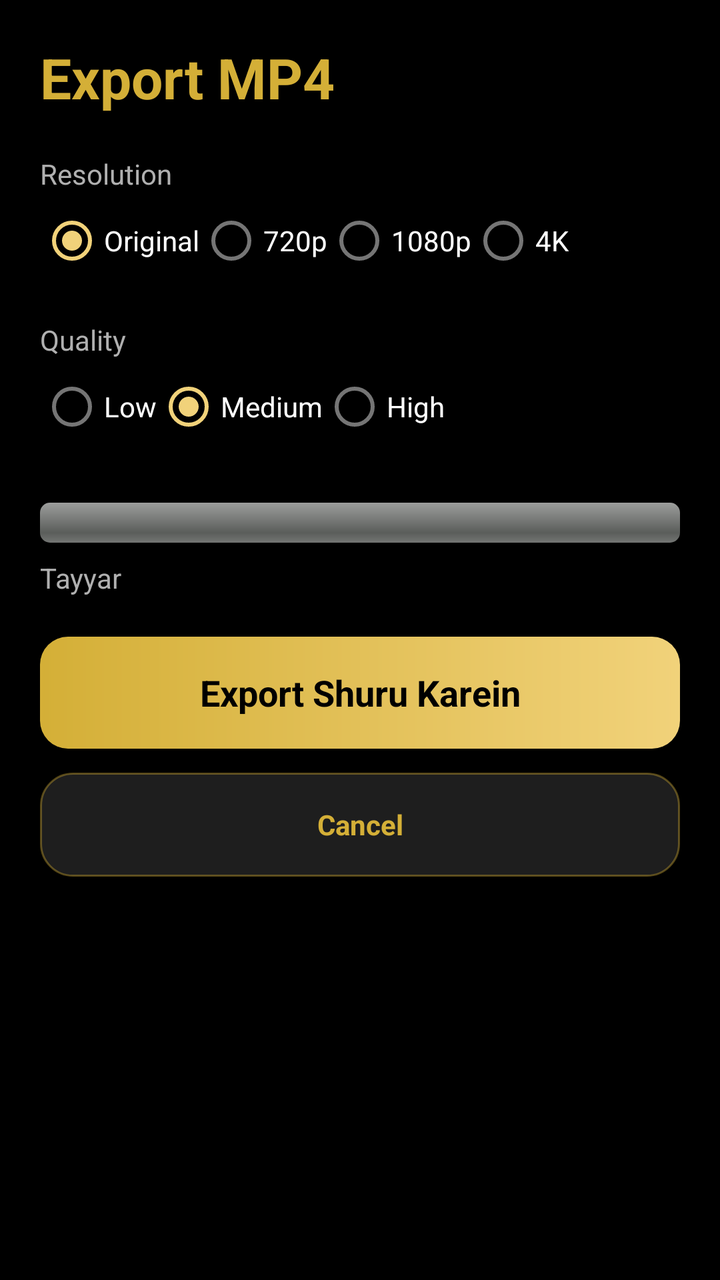
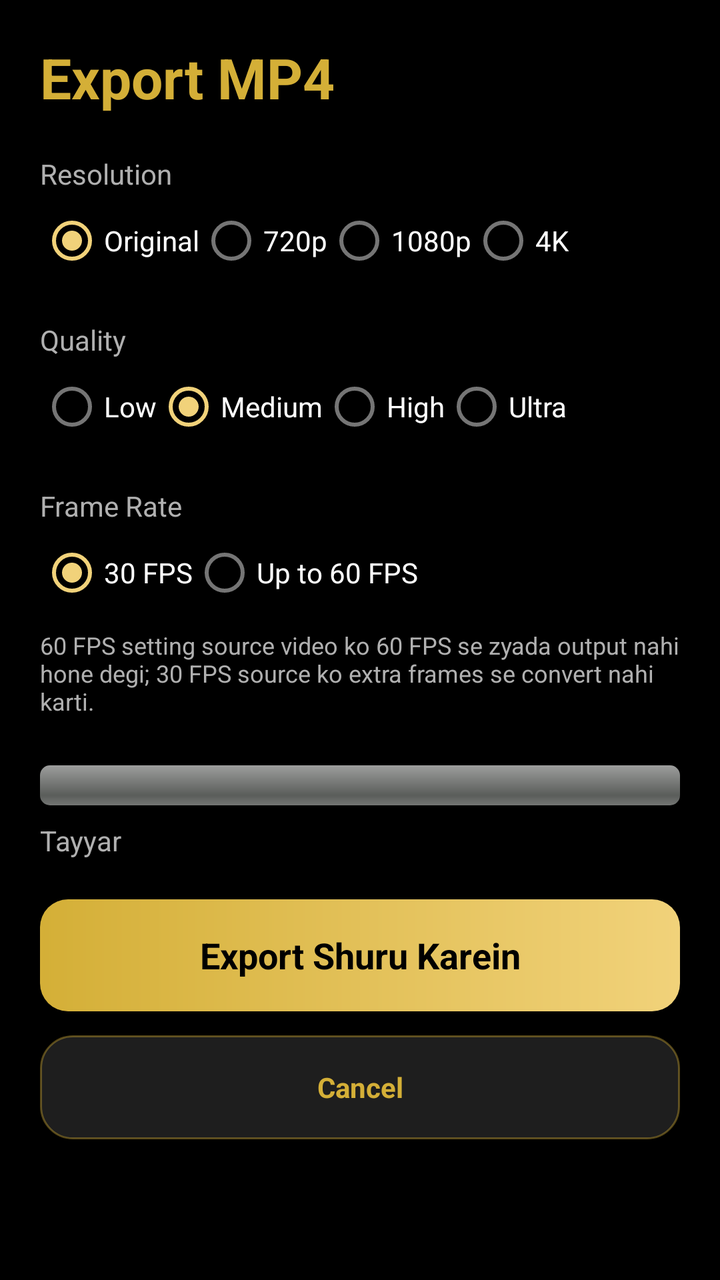

Compare the two renders of this Android layout. The source of the first and the diff that turns it into the second are given below.
<!-- AndroidManifest.xml: application theme Theme.AklahAI -->
<!-- res/layout/activity_export.xml -->
<?xml version="1.0" encoding="utf-8"?>
<ScrollView xmlns:android="http://schemas.android.com/apk/res/android"
    android:layout_width="match_parent"
    android:layout_height="match_parent"
    android:background="@color/black"
    android:fillViewport="true">

    <LinearLayout
        android:layout_width="match_parent"
        android:layout_height="wrap_content"
        android:orientation="vertical"
        android:padding="20dp">

        <TextView
            android:layout_width="wrap_content"
            android:layout_height="wrap_content"
            android:text="Export MP4"
            android:textColor="@color/gold"
            android:textSize="28sp"
            android:textStyle="bold" />

        <TextView
            android:layout_width="wrap_content"
            android:layout_height="wrap_content"
            android:layout_marginTop="20dp"
            android:text="Resolution"
            android:textColor="@color/grey_text" />

        <RadioGroup
            android:id="@+id/rgRes"
            android:layout_width="match_parent"
            android:layout_height="wrap_content"
            android:orientation="horizontal">

            <RadioButton
                android:id="@+id/rbOrig"
                android:layout_width="wrap_content"
                android:layout_height="wrap_content"
                android:checked="true"
                android:text="Original"
                android:textColor="@color/white" />

            <RadioButton
                android:id="@+id/rb720"
                android:layout_width="wrap_content"
                android:layout_height="wrap_content"
                android:text="720p"
                android:textColor="@color/white" />

            <RadioButton
                android:id="@+id/rb1080"
                android:layout_width="wrap_content"
                android:layout_height="wrap_content"
                android:text="1080p"
                android:textColor="@color/white" />

            <RadioButton
                android:id="@+id/rb4k"
                android:layout_width="wrap_content"
                android:layout_height="wrap_content"
                android:text="4K"
                android:textColor="@color/white" />
        </RadioGroup>

        <TextView
            android:layout_width="wrap_content"
            android:layout_height="wrap_content"
            android:layout_marginTop="16dp"
            android:text="Quality"
            android:textColor="@color/grey_text" />

        <RadioGroup
            android:id="@+id/rgQuality"
            android:layout_width="match_parent"
            android:layout_height="wrap_content"
            android:orientation="horizontal">

            <RadioButton
                android:id="@+id/rbLow"
                android:layout_width="wrap_content"
                android:layout_height="wrap_content"
                android:text="Low"
                android:textColor="@color/white" />

            <RadioButton
                android:id="@+id/rbMed"
                android:layout_width="wrap_content"
                android:layout_height="wrap_content"
                android:checked="true"
                android:text="Medium"
                android:textColor="@color/white" />

            <RadioButton
                android:id="@+id/rbHigh"
                android:layout_width="wrap_content"
                android:layout_height="wrap_content"
                android:text="High"
                android:textColor="@color/white" />
        </RadioGroup>

        <ProgressBar
            android:id="@+id/progressBar"
            style="@android:style/Widget.ProgressBar.Horizontal"
            android:layout_width="match_parent"
            android:layout_height="wrap_content"
            android:layout_marginTop="24dp"
            android:max="100" />

        <TextView
            android:id="@+id/tvStatus"
            android:layout_width="match_parent"
            android:layout_height="wrap_content"
            android:layout_marginTop="8dp"
            android:text="Tayyar"
            android:textColor="@color/grey_text" />

        <TextView
            android:id="@+id/btnStartExport"
            android:layout_width="match_parent"
            android:layout_height="56dp"
            android:layout_marginTop="20dp"
            android:background="@drawable/bg_button_gold"
            android:gravity="center"
            android:text="Export Shuru Karein"
            android:textColor="@color/black"
            android:textSize="18sp"
            android:textStyle="bold" />

        <TextView
            android:id="@+id/btnCancelExport"
            android:layout_width="match_parent"
            android:layout_height="52dp"
            android:layout_marginTop="12dp"
            android:background="@drawable/bg_card"
            android:gravity="center"
            android:text="Cancel"
            android:textColor="@color/gold"
            android:textStyle="bold" />

        <TextView
            android:id="@+id/btnShare"
            android:layout_width="match_parent"
            android:layout_height="52dp"
            android:layout_marginTop="12dp"
            android:background="@drawable/bg_card"
            android:gravity="center"
            android:text="Share Karein"
            android:textColor="@color/gold"
            android:textStyle="bold"
            android:visibility="gone" />

    </LinearLayout>
</ScrollView>
<!-- resources referenced by this layout -->
<resources>
  <color name="black">#FF000000</color>
  <color name="gold">#FFD4AF37</color>
  <color name="grey_text">#FFB0B0B0</color>
  <color name="white">#FFFFFFFF</color>
  <!-- drawable bg_button_gold (drawable) -->
  <?xml version="1.0" encoding="utf-8"?>
  <shape xmlns:android="http://schemas.android.com/apk/res/android"
      android:shape="rectangle">
      <gradient
          android:angle="0"
          android:startColor="#FFD4AF37"
          android:endColor="#FFF1D27A" />
      <corners android:radius="14dp" />
  </shape>
  <!-- drawable bg_card (drawable) -->
  <?xml version="1.0" encoding="utf-8"?>
  <shape xmlns:android="http://schemas.android.com/apk/res/android"
      android:shape="rectangle">
      <solid android:color="#FF1E1E1E" />
      <corners android:radius="16dp" />
      <stroke
          android:width="1dp"
          android:color="#66D4AF37" />
  </shape>
  <style name="Theme.AklahAI" parent="Theme.MaterialComponents.DayNight.NoActionBar">
          <item name="colorPrimary">@color/gold</item>
          <item name="colorOnPrimary">@color/black</item>
          <item name="colorSecondary">@color/gold_light</item>
          <item name="android:windowBackground">@color/black</item>
          <item name="android:statusBarColor">@color/black</item>
          <item name="android:navigationBarColor">@color/black</item>
      </style>
  <color name="gold_light">#FFF1D27A</color>
</resources>

<!-- the commit's change to res/layout/activity_export.xml (unified diff, before → after) -->
@@ -96,7 +96,51 @@
                 android:layout_height="wrap_content"
                 android:text="High"
                 android:textColor="@color/white" />
+
+            <RadioButton
+                android:id="@+id/rbUltra"
+                android:layout_width="wrap_content"
+                android:layout_height="wrap_content"
+                android:text="Ultra"
+                android:textColor="@color/white" />
         </RadioGroup>
+
+        <TextView
+            android:layout_width="wrap_content"
+            android:layout_height="wrap_content"
+            android:layout_marginTop="16dp"
+            android:text="Frame Rate"
+            android:textColor="@color/grey_text" />
+
+        <RadioGroup
+            android:id="@+id/rgFrameRate"
+            android:layout_width="match_parent"
+            android:layout_height="wrap_content"
+            android:orientation="horizontal">
+
+            <RadioButton
+                android:id="@+id/rb30fps"
+                android:layout_width="wrap_content"
+                android:layout_height="wrap_content"
+                android:checked="true"
+                android:text="30 FPS"
+                android:textColor="@color/white" />
+
+            <RadioButton
+                android:id="@+id/rb60fps"
+                android:layout_width="wrap_content"
+                android:layout_height="wrap_content"
+                android:text="Up to 60 FPS"
+                android:textColor="@color/white" />
+        </RadioGroup>
+
+        <TextView
+            android:layout_width="match_parent"
+            android:layout_height="wrap_content"
+            android:layout_marginTop="4dp"
+            android:text="60 FPS setting source video ko 60 FPS se zyada output nahi hone degi; 30 FPS source ko extra frames se convert nahi karti."
+            android:textColor="@color/grey_text"
+            android:textSize="12sp" />
 
         <ProgressBar
             android:id="@+id/progressBar"
